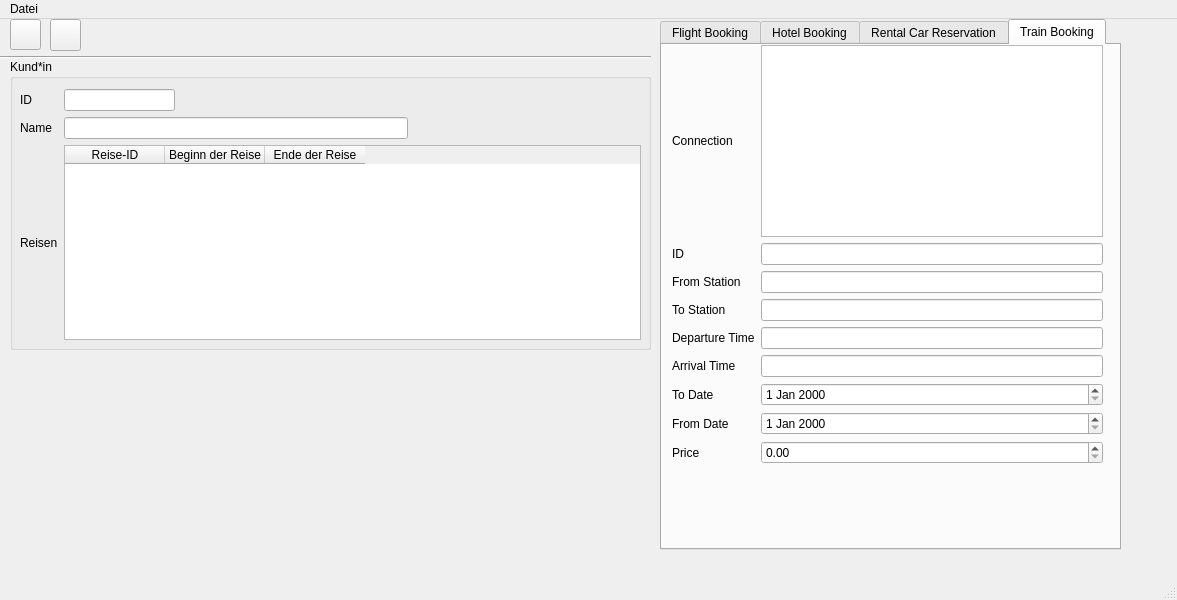
The window that travelagencyui.ui (pchiu02/pg2Praktikum_Malcherek) describes before a commit, drawn with Qt 5.
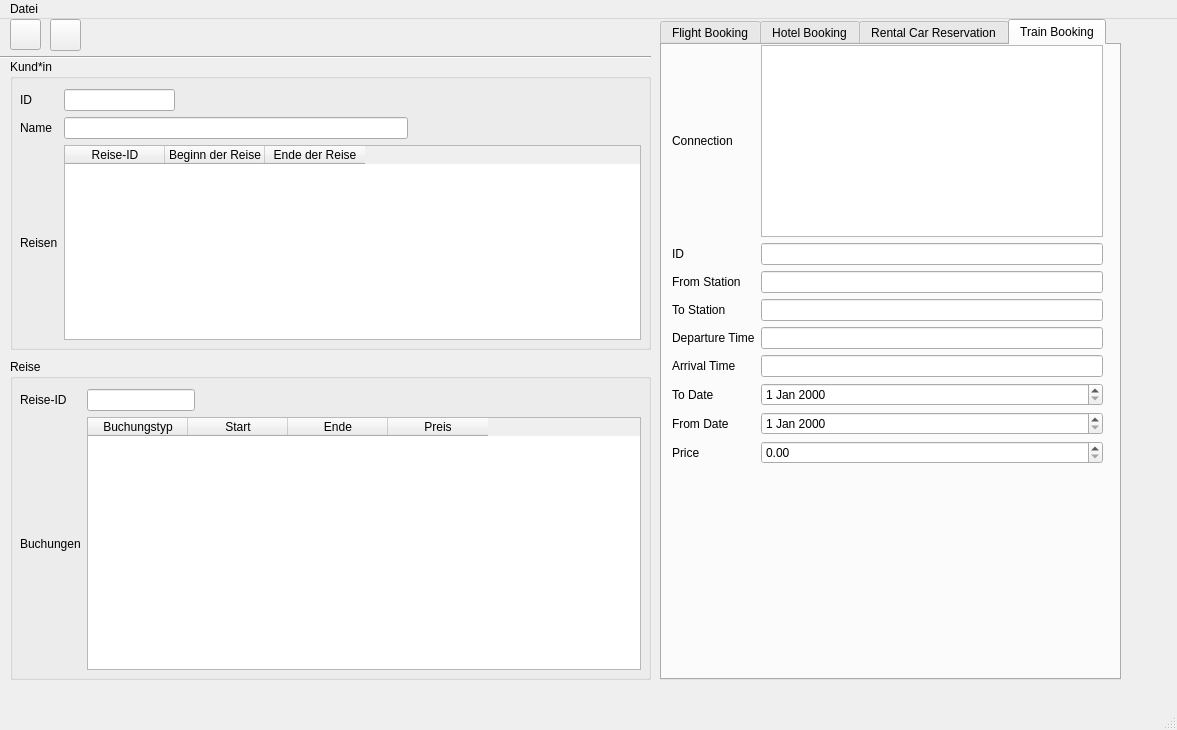
The same window after the commit.

Commit message: Reise Table done

What changed in the file:
```diff
--- a/travelagencyui.ui
+++ b/travelagencyui.ui
@@ -7,7 +7,7 @@
     <x>0</x>
     <y>0</y>
     <width>1177</width>
-    <height>600</height>
+    <height>730</height>
    </rect>
   </property>
   <property name="windowTitle">
@@ -20,7 +20,7 @@
       <x>660</x>
       <y>0</y>
       <width>461</width>
-      <height>531</height>
+      <height>661</height>
      </rect>
     </property>
     <property name="currentIndex">
@@ -599,6 +599,124 @@
      <enum>Qt::Horizontal</enum>
     </property>
    </widget>
+   <widget class="QGroupBox" name="reiseBox">
+    <property name="geometry">
+     <rect>
+      <x>10</x>
+      <y>340</y>
+      <width>641</width>
+      <height>321</height>
+     </rect>
+    </property>
+    <property name="title">
+     <string>Reise</string>
+    </property>
+    <widget class="QWidget" name="gridLayoutWidget_6">
+     <property name="geometry">
+      <rect>
+       <x>10</x>
+       <y>30</y>
+       <width>621</width>
+       <height>281</height>
+      </rect>
+     </property>
+     <layout class="QGridLayout" name="gridLayout_6">
+      <item row="0" column="0">
+       <widget class="QLabel" name="label">
+        <property name="text">
+         <string>Reise-ID</string>
+        </property>
+       </widget>
+      </item>
+      <item row="0" column="3">
+       <spacer name="horizontalSpacer_6">
+        <property name="orientation">
+         <enum>Qt::Horizontal</enum>
+        </property>
+        <property name="sizeHint" stdset="0">
+         <size>
+          <width>40</width>
+          <height>20</height>
+         </size>
+        </property>
+       </spacer>
+      </item>
+      <item row="0" column="2">
+       <spacer name="horizontalSpacer_5">
+        <property name="orientation">
+         <enum>Qt::Horizontal</enum>
+        </property>
+        <property name="sizeHint" stdset="0">
+         <size>
+          <width>40</width>
+          <height>20</height>
+         </size>
+        </property>
+       </spacer>
+      </item>
+      <item row="0" column="1">
+       <widget class="QLineEdit" name="reiseId"/>
+      </item>
+      <item row="0" column="5">
+       <spacer name="horizontalSpacer_8">
+        <property name="orientation">
+         <enum>Qt::Horizontal</enum>
+        </property>
+        <property name="sizeHint" stdset="0">
+         <size>
+          <width>40</width>
+          <height>20</height>
+         </size>
+        </property>
+       </spacer>
+      </item>
+      <item row="2" column="0">
+       <widget class="QLabel" name="label_2">
+        <property name="text">
+         <string>Buchungen</string>
+        </property>
+       </widget>
+      </item>
+      <item row="0" column="4">
+       <spacer name="horizontalSpacer_7">
+        <property name="orientation">
+         <enum>Qt::Horizontal</enum>
+        </property>
+        <property name="sizeHint" stdset="0">
+         <size>
+          <width>40</width>
+          <height>20</height>
+         </size>
+        </property>
+       </spacer>
+      </item>
+      <item row="2" column="1" colspan="5">
+       <widget class="QTableWidget" name="buchung_table">
+        <column>
+         <property name="text">
+          <string>Buchungstyp</string>
+         </property>
+        </column>
+        <column>
+         <property name="text">
+          <string>Start</string>
+         </property>
+        </column>
+        <column>
+         <property name="text">
+          <string>Ende</string>
+         </property>
+        </column>
+        <column>
+         <property name="text">
+          <string>Preis</string>
+         </property>
+        </column>
+       </widget>
+      </item>
+     </layout>
+    </widget>
+   </widget>
   </widget>
   <widget class="QMenuBar" name="menubar">
    <property name="geometry">
```
Left out of the diff: 2 changed lines with no effect on the pictures. The commit also changes 49 other files.
